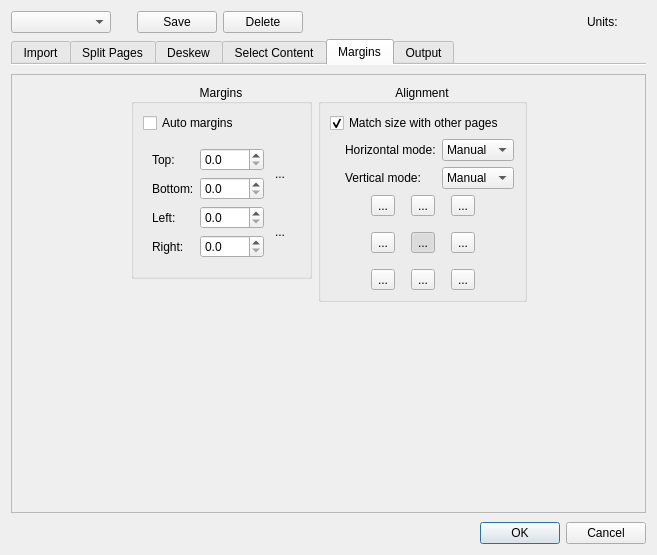
Above: src/app/DefaultParamsDialog.ui from 2ndmax/scantailor-ocr before the change. Below: the same form after it.
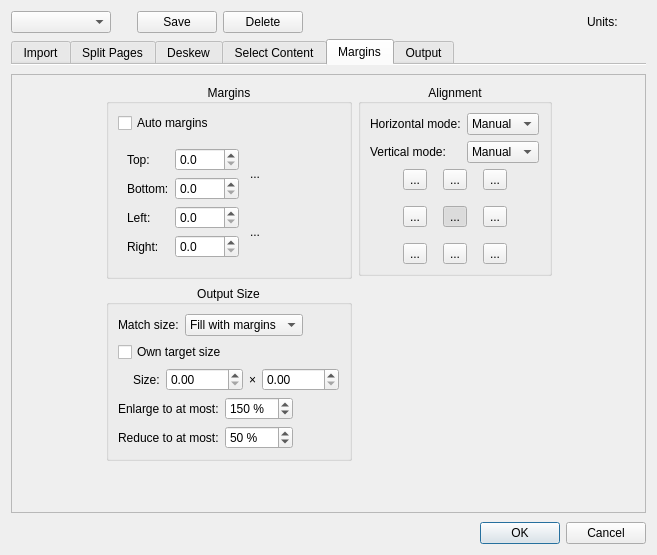
That is the form after the change. The open tabs and pages were chosen to show the change. Icons and pictures are not drawn. Custom widgets are drawn as their Qt base class.

Commit message: Default parameters: output size and match size

The edit to the form file:
```diff
--- a/src/app/DefaultParamsDialog.ui
+++ b/src/app/DefaultParamsDialog.ui
@@ -1508,6 +1508,216 @@
                </layout>
               </widget>
              </item>
+             <item>
+              <widget class="QGroupBox" name="outputSizeGroup">
+               <property name="title">
+                <string>Output Size</string>
+               </property>
+               <property name="alignment">
+                <set>Qt::AlignCenter</set>
+               </property>
+               <layout class="QVBoxLayout" name="outputSizeGroupLayout">
+               <item>
+               <layout class="QHBoxLayout" name="matchSizeLayout">
+                <item>
+                 <widget class="QLabel" name="matchSizeLabel">
+                  <property name="toolTip">
+                   <string>Off: the page keeps its own size and is not part of the common size.
+Fill with margins: the page is brought to the output size with margins, aligned as set under &quot;Alignment&quot;.  The content keeps its size; only pages larger than an own target size are reduced.
+Scale: the content is enlarged or reduced to fit the output size, within the limits set in the step &quot;Margins&quot; under &quot;Output Size&quot;.  The margins keep their size; the rest is filled with margins.</string>
+                  </property>
+                  <property name="text">
+                   <string>Match size:</string>
+                  </property>
+                 </widget>
+                </item>
+                <item>
+                 <widget class="QComboBox" name="matchSizeModeCB">
+                  <property name="toolTip">
+                   <string>Off: the page keeps its own size and is not part of the common size.
+Fill with margins: the page is brought to the output size with margins, aligned as set under &quot;Alignment&quot;.  The content keeps its size; only pages larger than an own target size are reduced.
+Scale: the content is enlarged or reduced to fit the output size, within the limits set in the step &quot;Margins&quot; under &quot;Output Size&quot;.  The margins keep their size; the rest is filled with margins.</string>
+                  </property>
+                  <property name="currentIndex">
+                   <number>1</number>
+                  </property>
+                  <item>
+                   <property name="text">
+                    <string comment="match size">Off</string>
+                   </property>
+                  </item>
+                  <item>
+                   <property name="text">
+                    <string>Fill with margins</string>
+                   </property>
+                  </item>
+                  <item>
+                   <property name="text">
+                    <string>Scale</string>
+                   </property>
+                  </item>
+                 </widget>
+                </item>
+                <item>
+                 <spacer name="matchSizeSpacerRight">
+                  <property name="orientation">
+                   <enum>Qt::Horizontal</enum>
+                  </property>
+                  <property name="sizeHint" stdset="0">
+                   <size>
+                    <width>1</width>
+                    <height>1</height>
+                   </size>
+                  </property>
+                 </spacer>
+                </item>
+               </layout>
+               </item>
+               <item>
+                <widget class="QCheckBox" name="ownTargetSizeCB">
+                 <property name="toolTip">
+                  <string>New projects start with this output size instead of the common size.  Pages larger than this size are reduced.  It applies to the whole project and can be changed in the step &quot;Margins&quot;.</string>
+                 </property>
+                 <property name="text">
+                  <string>Own target size</string>
+                 </property>
+                </widget>
+               </item>
+               <item>
+                <layout class="QHBoxLayout" name="targetSizeLayout">
+                 <property name="leftMargin">
+                  <number>15</number>
+                 </property>
+                 <item>
+                  <widget class="QLabel" name="targetSizeLabel">
+                   <property name="toolTip">
+                    <string>Width × height of the output pages, margins included.  Pixels refer to the output resolution.</string>
+                   </property>
+                   <property name="text">
+                    <string>Size:</string>
+                   </property>
+                  </widget>
+                 </item>
+                 <item>
+                  <widget class="QDoubleSpinBox" name="targetWidthSpinBox">
+                   <property name="toolTip">
+                    <string>Width × height of the output pages, margins included.  Pixels refer to the output resolution.</string>
+                   </property>
+                   <property name="maximum">
+                    <double>99999.000000000000000</double>
+                   </property>
+                  </widget>
+                 </item>
+                 <item>
+                  <widget class="QLabel" name="targetSizeTimesLabel">
+                   <property name="text">
+                    <string notr="true">×</string>
+                   </property>
+                  </widget>
+                 </item>
+                 <item>
+                  <widget class="QDoubleSpinBox" name="targetHeightSpinBox">
+                   <property name="toolTip">
+                    <string>Width × height of the output pages, margins included.  Pixels refer to the output resolution.</string>
+                   </property>
+                   <property name="maximum">
+                    <double>99999.000000000000000</double>
+                   </property>
+                  </widget>
+                 </item>
+                 <item>
+                  <spacer name="targetSizeSpacerRight">
+                   <property name="orientation">
+                    <enum>Qt::Horizontal</enum>
+                   </property>
+                   <property name="sizeHint" stdset="0">
+                    <size>
+                     <width>1</width>
+                     <height>1</height>
+                    </size>
+                   </property>
+                  </spacer>
+                 </item>
+                </layout>
+               </item>
+               <item>
+                <layout class="QGridLayout" name="scaleLimitsLayout">
+                 <item row="0" column="0">
+                  <widget class="QLabel" name="maxEnlargeLabel">
+                   <property name="toolTip">
+                    <string>Pages set to &quot;Scale&quot; are enlarged to at most this size.</string>
+                   </property>
+                   <property name="text">
+                    <string>Enlarge to at most:</string>
+                   </property>
+                  </widget>
+                 </item>
+                 <item row="0" column="1">
+                  <widget class="QSpinBox" name="maxEnlargeSpinBox">
+                   <property name="toolTip">
+                    <string>Pages set to &quot;Scale&quot; are enlarged to at most this size.</string>
+                   </property>
+                   <property name="suffix">
+                    <string notr="true"> %</string>
+                   </property>
+                   <property name="minimum">
+                    <number>100</number>
+                   </property>
+                   <property name="maximum">
+                    <number>1000</number>
+                   </property>
+                   <property name="value">
+                    <number>150</number>
+                   </property>
+                  </widget>
+                 </item>
+                 <item row="1" column="0">
+                  <widget class="QLabel" name="minReduceLabel">
+                   <property name="toolTip">
+                    <string>Pages larger than the output size are reduced to no less than this size; a page that would need more stays larger.</string>
+                   </property>
+                   <property name="text">
+                    <string>Reduce to at most:</string>
+                   </property>
+                  </widget>
+                 </item>
+                 <item row="1" column="1">
+                  <widget class="QSpinBox" name="minReduceSpinBox">
+                   <property name="toolTip">
+                    <string>Pages larger than the output size are reduced to no less than this size; a page that would need more stays larger.</string>
+                   </property>
+                   <property name="suffix">
+                    <string notr="true"> %</string>
+                   </property>
+                   <property name="minimum">
+                    <number>1</number>
+                   </property>
+                   <property name="maximum">
+                    <number>100</number>
+                   </property>
+                   <property name="value">
+                    <number>50</number>
+                   </property>
+                  </widget>
+                 </item>
+                 <item row="0" column="2">
+                  <spacer name="scaleLimitsSpacerRight">
+                   <property name="orientation">
+                    <enum>Qt::Horizontal</enum>
+                   </property>
+                   <property name="sizeHint" stdset="0">
+                    <size>
+                     <width>1</width>
+                     <height>1</height>
+                    </size>
+                   </property>
+                  </spacer>
+                 </item>
+                </layout>
+               </item>
+               </layout>
+              </widget>
+             </item>
              <item>
               <spacer name="verticalSpacer_13">
                <property name="orientation">
@@ -1558,38 +1768,8 @@
               <set>Qt::AlignCenter</set>
              </property>
              <layout class="QVBoxLayout" name="verticalLayout_12">
-              <item>
-               <layout class="QHBoxLayout" name="horizontalLayout_26">
-                <item>
-                 <widget class="QCheckBox" name="alignWithOthersCB">
-                  <property name="text">
-                   <string>Match size with other pages</string>
-                  </property>
-                  <property name="checked">
-                   <bool>true</bool>
-                  </property>
-                 </widget>
-                </item>
-                <item>
-                 <spacer name="horizontalSpacer_16">
-                  <property name="orientation">
-                   <enum>Qt::Horizontal</enum>
-                  </property>
-                  <property name="sizeHint" stdset="0">
-                   <size>
-                    <width>1</width>
-                    <height>1</height>
-                   </size>
-                  </property>
-                 </spacer>
-                </item>
-               </layout>
-              </item>
               <item>
                <layout class="QHBoxLayout" name="horizontalLayout_20">
-<property name="leftMargin">
-<number>15</number>
-</property>
                 <item>
                  <layout class="QGridLayout" name="gridLayout_15">
                   <item row="0" column="0">
```
The commit also changes 16 other files.
